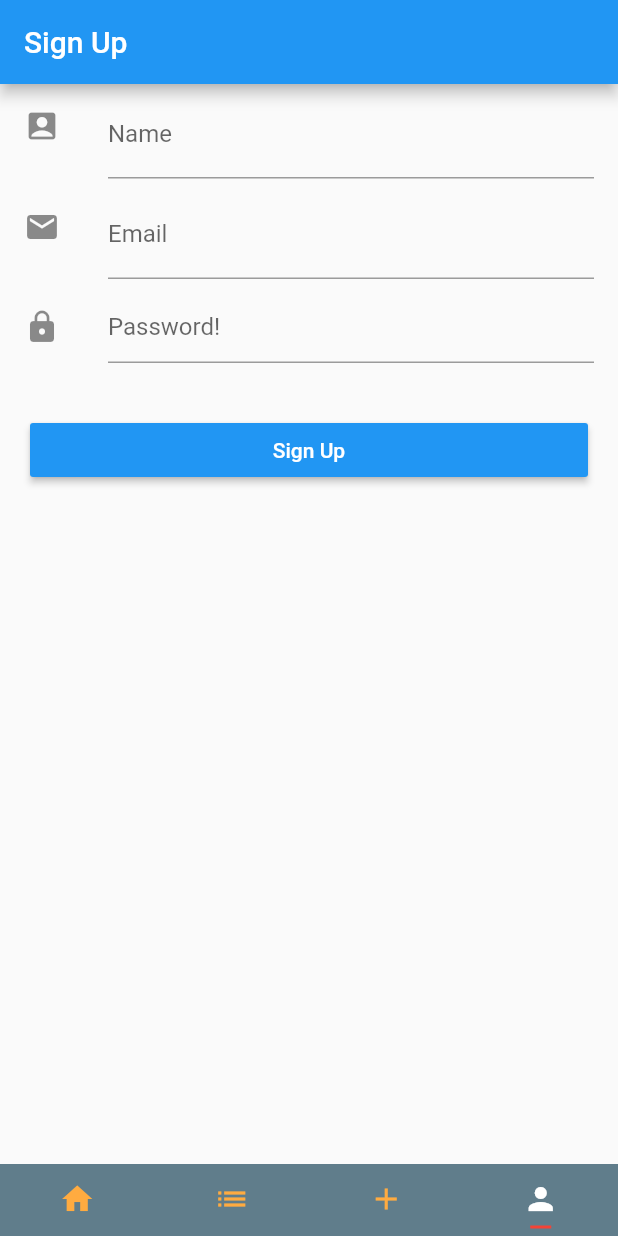
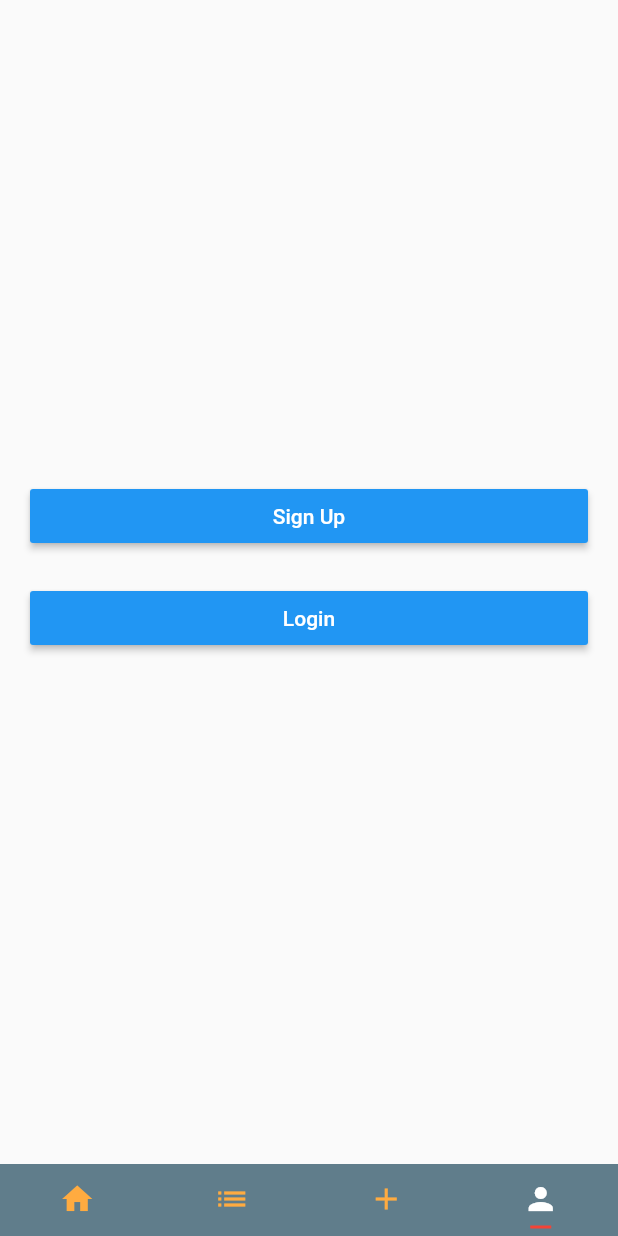
Before and after one commit to URVSquad/clapp, a Flutter app: the screen it shows after launch, item 4 of the bottom bar chosen, on a phone screen of 412 x 824 dp. Run offline on Flutter 3.47's test engine with Material 2 defaults, Android fonts, the phone set to English and light mode, and no system bars; our stand-ins replace shared_preferences; missing offline and left inert: amazon_cognito_identity_dart_2; accounts and stored records are empty.

Commit message:
SingupLoginScreen

```diff
--- a/lib/screens/interfaceScreen.dart
+++ b/lib/screens/interfaceScreen.dart
@@ -1,6 +1,8 @@
 import 'package:betogether/models/user.dart';
+import 'package:betogether/screens/user/confirmation_screen.dart';
 import 'package:betogether/screens/user/profileScreen.dart';
 import 'package:betogether/screens/user/signup_screen.dart';
+import 'package:betogether/screens/user/singup_login_screen.dart';
 import 'package:betogether/services/cognito_service.dart';
 import 'package:amazon_cognito_identity_dart_2/src/cognito_user_pool.dart';
 import 'package:flutter/material.dart';
@@ -45,7 +47,7 @@ class _InterfacePageState extends State<InterfacePage> {
               new HomeScreen(),
               new ListScreen(),
               new AddScreen(),
-              open_profile_screen(context)
+              new SignupLoginScreen()
             ],
           ),
           bottomNavigationBar: new TabBar(
@@ -84,17 +86,8 @@ class _InterfacePageState extends State<InterfacePage> {
           if (_isAuthenticated){
             return ProfileScreen();
           }
-          else if(_user == null){
-            _user = new User();
-            return new SignUpScreen();
-          }
-          else if(!_user.confirmed){
-            ///TODO: Confirm account
-            _user = new User();
-            return new SignUpScreen();
-          }
-          else{
-            return new Text("Shouldn't be here");
+          else {
+            return new SignupLoginScreen();
           }
 
         }
--- a/lib/screens/user/login_screen.dart
+++ b/lib/screens/user/login_screen.dart
@@ -58,7 +58,7 @@ class _LoginScreenState extends State<LoginScreen> {
         label: 'OK',
         onPressed: () async {
           if (_user.hasAccess) {
-            Navigator.pop(context);
+            Navigator.of(context).popUntil((route) => route.isFirst);
             if (!_user.confirmed) {
               Navigator.push(
                 context,
--- /dev/null
+++ b/lib/screens/user/singup_login_screen.dart
@@ -0,0 +1,99 @@
+
+import 'package:betogether/screens/user/profileScreen.dart';
+import 'package:betogether/screens/user/signup_screen.dart';
+import 'package:betogether/services/cognito_service.dart';
+import 'package:flutter/material.dart';
+import 'package:flutter/widgets.dart';
+import 'package:amazon_cognito_identity_dart_2/src/cognito_client_exceptions.dart';
+import 'package:betogether/services/pools_vars.dart' as global;
+
+import 'login_screen.dart';
+
+class SignupLoginScreen extends StatefulWidget {
+
+  @override
+  _SignupLoginScreenState createState() => new _SignupLoginScreenState();
+}
+
+class _SignupLoginScreenState extends State<SignupLoginScreen> {
+  final _userService = new UserService(global.userPool);
+
+  bool _isAuthenticated = false;
+
+  @override
+  Widget build(BuildContext context) {
+    final Size screenSize = MediaQuery.of(context).size;
+    return new FutureBuilder(
+        future: _getValues(),
+        builder: (context, AsyncSnapshot<UserService> snapshot) {
+          if (snapshot.hasData) {
+            if (_isAuthenticated){
+              return ProfileScreen();
+            }
+            else {
+              return new Scaffold(
+                body: new Center(
+                  child: new Column(
+                    mainAxisAlignment: MainAxisAlignment.center,
+                    children: <Widget>[
+                      new Container(
+                        padding:
+                        new EdgeInsets.only(left: 20.0, right: 20.0, bottom: 20.0),
+                        width: screenSize.width,
+                        child: new RaisedButton(
+                          child: new Text(
+                            'Sign Up',
+                            style: new TextStyle(color: Colors.white),
+                          ),
+                          onPressed: () {
+                            Navigator.push(
+                              context,
+                              new MaterialPageRoute(
+                                  builder: (context) => new SignUpScreen()),
+                            );
+                          },
+                          color: Colors.blue,
+                        ),
+                      ),
+                      new Container(
+                        padding:
+                        new EdgeInsets.only(left: 20.0, right: 20.0, bottom: 20.0),
+                        width: screenSize.width,
+                        child: new RaisedButton(
+                          child: new Text(
+                            'Login',
+                            style: new TextStyle(color: Colors.white),
+                          ),
+                          onPressed: () {
+                            Navigator.push(
+                              context,
+                              new MaterialPageRoute(
+                                  builder: (context) => new LoginScreen()),
+                            );
+                          },
+                          color: Colors.blue,
+                        ),
+                      ),
+                    ],
+                  ),
+                ),
+              );
+            }
+
+          }
+          return Center(
+            child: new CircularProgressIndicator(),
+          );
+        }
+    );
+
+  }
+
+
+  Future<UserService> _getValues() async {
+    await _userService.init();
+    _isAuthenticated = await _userService.checkAuthenticated();
+    await _userService.getCurrentUser();
+    return _userService;
+  }
+}
```
Also changed, not shown: lib/screens/user/profileScreen.dart (+49 -2 lines).
